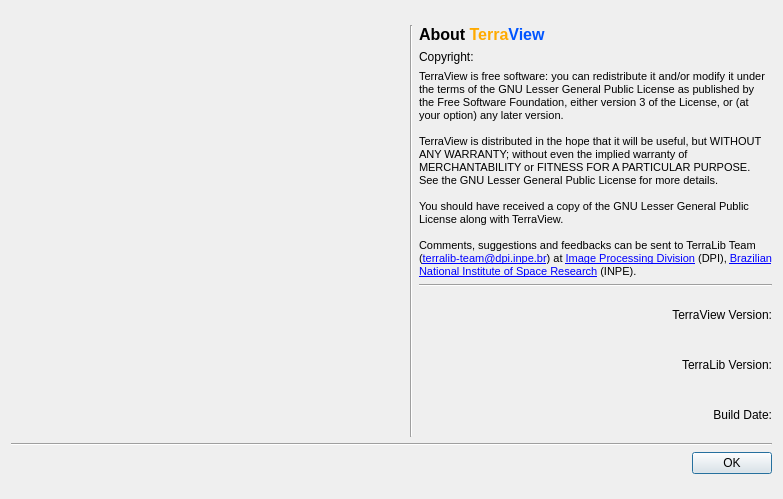
The window that src/terraview/ui/AboutDialogForm.ui (claudiobogossian/terralib5) describes before a commit, drawn with Qt 5.
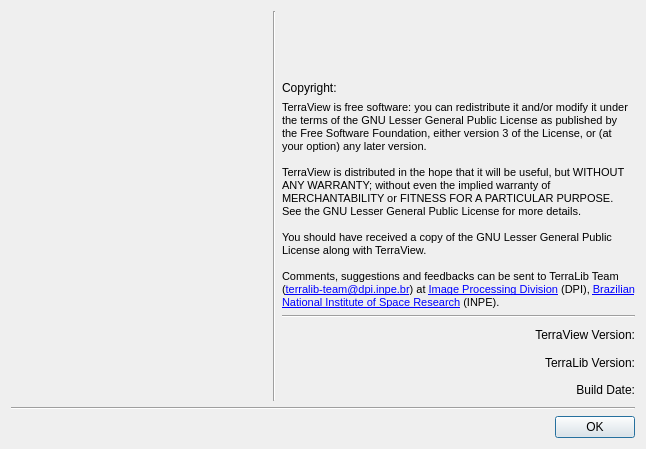
The same window after the commit.

Commit message: added new te and tv logos, added new splashscreen and about.

The edit to the form file:
```diff
--- a/src/terraview/ui/AboutDialogForm.ui
+++ b/src/terraview/ui/AboutDialogForm.ui
@@ -6,14 +6,17 @@
    <rect>
     <x>0</x>
     <y>0</y>
-    <width>783</width>
-    <height>499</height>
+    <width>741</width>
+    <height>514</height>
    </rect>
   </property>
   <property name="windowTitle">
    <string>About TerraView</string>
   </property>
   <layout class="QGridLayout" name="gridLayout_9">
+   <property name="sizeConstraint">
+    <enum>QLayout::SetFixedSize</enum>
+   </property>
    <item row="0" column="0">
     <layout class="QGridLayout" name="gridLayout_8">
      <item row="0" column="0">
@@ -21,23 +24,6 @@
        <item row="0" column="0">
         <layout class="QGridLayout" name="gridLayout_6">
          <item row="0" column="0">
-          <layout class="QVBoxLayout" name="verticalLayout" stretch="0,0">
-           <item>
-            <layout class="QHBoxLayout" name="horizontalLayout">
-             <item>
-              <spacer name="horizontalSpacer_5">
-               <property name="orientation">
-                <enum>Qt::Horizontal</enum>
-               </property>
-               <property name="sizeHint" stdset="0">
-                <size>
-                 <width>40</width>
-                 <height>20</height>
-                </size>
-               </property>
-              </spacer>
-             </item>
-             <item>
               <widget class="QLabel" name="m_applicationLogo">
                <property name="sizePolicy">
                 <sizepolicy hsizetype="Fixed" vsizetype="Fixed">
@@ -47,14 +33,14 @@
                </property>
                <property name="minimumSize">
                 <size>
-                 <width>200</width>
-                 <height>200</height>
+             <width>256</width>
+             <height>256</height>
                 </size>
                </property>
                <property name="maximumSize">
                 <size>
-                 <width>200</width>
-                 <height>200</height>
+             <width>256</width>
+             <height>256</height>
                 </size>
                </property>
                <property name="text">
@@ -62,22 +48,7 @@
                </property>
               </widget>
              </item>
-             <item>
-              <spacer name="horizontalSpacer_4">
-               <property name="orientation">
-                <enum>Qt::Horizontal</enum>
-               </property>
-               <property name="sizeHint" stdset="0">
-                <size>
-                 <width>40</width>
-                 <height>20</height>
-                </size>
-               </property>
-              </spacer>
-             </item>
-            </layout>
-           </item>
-           <item>
+         <item row="1" column="0">
             <layout class="QHBoxLayout" name="horizontalLayout_2">
              <item>
               <spacer name="horizontalSpacer_3">
@@ -102,14 +73,14 @@
                </property>
                <property name="minimumSize">
                 <size>
-                 <width>150</width>
-                 <height>150</height>
+               <width>128</width>
+               <height>128</height>
                 </size>
                </property>
                <property name="maximumSize">
                 <size>
-                 <width>150</width>
-                 <height>150</height>
+               <width>128</width>
+               <height>128</height>
                 </size>
                </property>
                <property name="text">
@@ -134,123 +105,79 @@
            </item>
           </layout>
          </item>
-         <item row="1" column="0">
-          <layout class="QGridLayout" name="gridLayout_5">
-           <item row="0" column="0">
-            <widget class="QLabel" name="m_thirdParty_1">
-             <property name="sizePolicy">
-              <sizepolicy hsizetype="Fixed" vsizetype="Fixed">
-               <horstretch>0</horstretch>
-               <verstretch>0</verstretch>
-              </sizepolicy>
-             </property>
-             <property name="minimumSize">
-              <size>
-               <width>50</width>
-               <height>50</height>
-              </size>
-             </property>
-             <property name="maximumSize">
-              <size>
-               <width>50</width>
-               <height>50</height>
-              </size>
-             </property>
-             <property name="text">
-              <string/>
-             </property>
-            </widget>
-           </item>
            <item row="0" column="1">
-            <widget class="QLabel" name="m_thirdParty_2">
-             <property name="sizePolicy">
-              <sizepolicy hsizetype="Fixed" vsizetype="Fixed">
-               <horstretch>0</horstretch>
-               <verstretch>0</verstretch>
-              </sizepolicy>
-             </property>
-             <property name="minimumSize">
-              <size>
-               <width>50</width>
-               <height>50</height>
-              </size>
-             </property>
-             <property name="maximumSize">
-              <size>
-               <width>50</width>
-               <height>50</height>
-              </size>
-             </property>
-             <property name="text">
-              <string/>
-             </property>
-            </widget>
-           </item>
-           <item row="0" column="2">
-            <widget class="QLabel" name="m_thirdParty_3">
-             <property name="sizePolicy">
-              <sizepolicy hsizetype="Fixed" vsizetype="Fixed">
-               <horstretch>0</horstretch>
-               <verstretch>0</verstretch>
-              </sizepolicy>
-             </property>
-             <property name="minimumSize">
-              <size>
-               <width>50</width>
-               <height>50</height>
-              </size>
-             </property>
-             <property name="maximumSize">
-              <size>
-               <width>50</width>
-               <height>50</height>
-              </size>
-             </property>
-             <property name="text">
-              <string/>
-             </property>
-            </widget>
-           </item>
-           <item row="0" column="3">
-            <widget class="QLabel" name="m_thirdParty_4">
-             <property name="sizePolicy">
-              <sizepolicy hsizetype="Fixed" vsizetype="Fixed">
-               <horstretch>0</horstretch>
-               <verstretch>0</verstretch>
-              </sizepolicy>
-             </property>
-             <property name="minimumSize">
-              <size>
-               <width>50</width>
-               <height>50</height>
-              </size>
-             </property>
-             <property name="maximumSize">
-              <size>
-               <width>50</width>
-               <height>50</height>
-              </size>
-             </property>
-             <property name="text">
-              <string/>
-             </property>
-            </widget>
-           </item>
-          </layout>
-         </item>
-        </layout>
-       </item>
-       <item row="0" column="1">
-        <layout class="QGridLayout" name="gridLayout_3">
-         <item row="0" column="0" rowspan="2">
           <widget class="Line" name="line_2">
            <property name="orientation">
             <enum>Qt::Vertical</enum>
            </property>
           </widget>
          </item>
-         <item row="0" column="1">
+       <item row="0" column="2">
+        <layout class="QGridLayout" name="gridLayout_5">
+         <item row="0" column="0">
+          <layout class="QGridLayout" name="gridLayout_3">
+           <item row="0" column="0">
           <layout class="QGridLayout" name="gridLayout_2">
+             <item row="0" column="0">
+              <spacer name="horizontalSpacer_4">
+               <property name="orientation">
+                <enum>Qt::Horizontal</enum>
+               </property>
+               <property name="sizeHint" stdset="0">
+                <size>
+                 <width>40</width>
+                 <height>20</height>
+                </size>
+               </property>
+              </spacer>
+             </item>
+             <item row="0" column="2">
+              <spacer name="horizontalSpacer_5">
+               <property name="orientation">
+                <enum>Qt::Horizontal</enum>
+               </property>
+               <property name="sizeHint" stdset="0">
+                <size>
+                 <width>40</width>
+                 <height>20</height>
+                </size>
+               </property>
+              </spacer>
+             </item>
+             <item row="0" column="1">
+              <widget class="QLabel" name="m_applicationLargeLogo">
+               <property name="sizePolicy">
+                <sizepolicy hsizetype="Fixed" vsizetype="Fixed">
+                 <horstretch>0</horstretch>
+                 <verstretch>0</verstretch>
+                </sizepolicy>
+               </property>
+               <property name="minimumSize">
+                <size>
+                 <width>256</width>
+                 <height>64</height>
+                </size>
+               </property>
+               <property name="maximumSize">
+                <size>
+                 <width>256</width>
+                 <height>64</height>
+                </size>
+               </property>
+               <property name="text">
+                <string/>
+               </property>
+              </widget>
+             </item>
+            </layout>
+           </item>
+           <item row="1" column="0">
+            <widget class="QLabel" name="m_copyrightLabel">
+             <property name="text">
+              <string>Copyright:</string>
+             </property>
+            </widget>
+           </item>
            <item row="2" column="0">
             <widget class="QLabel" name="m_descriptionLabel">
              <property name="text">
@@ -277,34 +204,9 @@
              </property>
             </widget>
            </item>
-           <item row="0" column="0">
-            <widget class="QLabel" name="m_aboutLabel">
-             <property name="font">
-              <font>
-               <pointsize>12</pointsize>
-               <weight>75</weight>
-               <bold>true</bold>
-              </font>
-             </property>
-             <property name="text">
-              <string>&lt;!DOCTYPE HTML PUBLIC &quot;-//W3C//DTD HTML 4.0//EN&quot; &quot;http://www.w3.org/TR/REC-html40/strict.dtd&quot;&gt;
-&lt;html&gt;&lt;head&gt;&lt;meta name=&quot;qrichtext&quot; content=&quot;1&quot; /&gt;&lt;style type=&quot;text/css&quot;&gt;
-p, li { white-space: pre-wrap; }
-&lt;/style&gt;&lt;/head&gt;&lt;body style=&quot; font-family:'MS Shell Dlg 2'; font-size:12pt; font-weight:600; font-style:normal;&quot;&gt;
-&lt;p style=&quot; margin-top:0px; margin-bottom:0px; margin-left:0px; margin-right:0px; -qt-block-indent:0; text-indent:0px;&quot;&gt;About &lt;span style=&quot; color:#ffaa00;&quot;&gt;Terra&lt;/span&gt;&lt;span style=&quot; color:#0055ff;&quot;&gt;View&lt;/span&gt;&lt;/p&gt;&lt;/body&gt;&lt;/html&gt;</string>
-             </property>
-            </widget>
-           </item>
-           <item row="1" column="0">
-            <widget class="QLabel" name="m_copyrightLabel">
-             <property name="text">
-              <string>Copyright:</string>
-             </property>
-            </widget>
-           </item>
           </layout>
          </item>
-         <item row="1" column="1">
+         <item row="1" column="0">
           <layout class="QGridLayout" name="gridLayout_4">
            <item row="0" column="0">
             <widget class="Line" name="line_3">
```
Left out of the diff: 8 changed lines with no effect on the pictures. Lines whose indentation alone changed are shown as unchanged. The commit also changes 16 other files.
